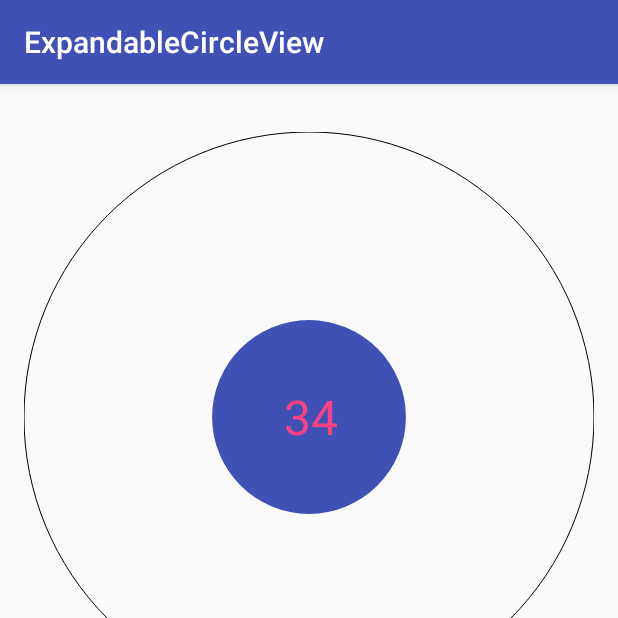
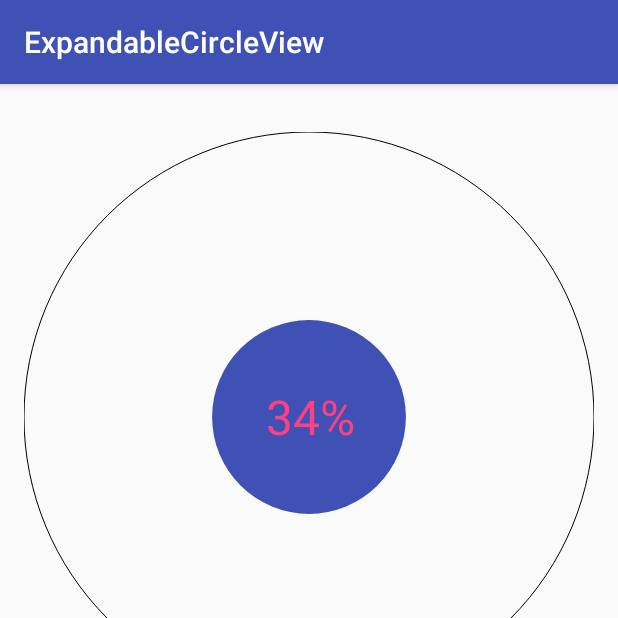
Before and after one commit to nex3z/ExpandableCircleView, an Android app: the screen it shows after launch (MainActivity), on a phone screen of 412 x 824 dp, the top half of it. Run offline under Robolectric (Android 15) with nearby library versions, the phone set to English and light mode, and no system bars.

Commit message:
Add progressTextSuffix attribute.

```diff
--- a/expandablecircleview/src/main/java/com/nex3z/expandablecircleview/ExpandableCircleView.java
+++ b/expandablecircleview/src/main/java/com/nex3z/expandablecircleview/ExpandableCircleView.java
@@ -37,6 +37,7 @@ public class ExpandableCircleView extends View {
     private boolean mShowProgressText;
     private float mProgressTextSize;
     private int mProgressTextColor;
+    private String mProgressTextSuffix;
 
     private int mMax;
     private int mProgress = 0;
@@ -82,6 +83,7 @@ public class ExpandableCircleView extends View {
                     (int)dpToPx(DEFAULT_PROGRESS_TEXT_SIZE_DP));
             mProgressTextColor = a.getColor(R.styleable.ExpandableCircleView_progressTextColor,
                     DEFAULT_PROGRESS_TEXT_COLOR);
+            mProgressTextSuffix = a.getString(R.styleable.ExpandableCircleView_progressTextSuffix);
         } finally {
             a.recycle();
         }
@@ -143,6 +145,9 @@ public class ExpandableCircleView extends View {
 
         if (mShowProgressText) {
             String progress = String.valueOf(mProgress);
+            if (mProgressTextSuffix != null) {
+                progress += mProgressTextSuffix;
+            }
             mProgressTextPaint.getTextBounds(progress, 0, progress.length(), mProgressTextRect);
             canvas.drawText(progress, cx - mProgressTextRect.width() / 2,
                     cy + mProgressTextRect.height() / 2, mProgressTextPaint);
@@ -295,6 +300,26 @@ public class ExpandableCircleView extends View {
     }
 
     /**
+     * Gets the suffix string to be appended to the progress text. Default is null which appends
+     * nothing.
+     *
+     * @return the suffix string to be appended to the progress text
+     */
+    public String getProgressTextSuffix() {
+        return mProgressTextSuffix;
+    }
+
+    /**
+     * Sets the suffix string to be appended to the progress text.
+     *
+     * @param progressTextSuffix the suffix string to be appended to the progress text
+     */
+    public void setProgressTextSuffix(String progressTextSuffix) {
+        mProgressTextSuffix = progressTextSuffix;
+        invalidate();
+    }
+
+    /**
      * Gets the color of outer circle.
      *
      * @return the color of the outer circle
@@ -314,7 +339,7 @@ public class ExpandableCircleView extends View {
     }
 
     /**
-     * Get the color of inner circle.
+     * Gets the color of inner circle.
      *
      * @return the color of the inner circle
      */
--- a/expandablecircleview/src/main/res/values/attrs.xml
+++ b/expandablecircleview/src/main/res/values/attrs.xml
@@ -10,5 +10,6 @@
         <attr name="showProgressText" format="boolean" />
         <attr name="progressTextSize" format="dimension"/>
         <attr name="progressTextColor" format="color"/>
+        <attr name="progressTextSuffix" format="string"/>
     </declare-styleable>
 </resources>
--- a/sample/src/main/res/layout/activity_main.xml
+++ b/sample/src/main/res/layout/activity_main.xml
@@ -22,7 +22,8 @@
         app:innerColor="@color/colorPrimary"
         app:showProgressText="true"
         app:progressTextColor="@color/colorAccent"
-        app:progressTextSize="32sp"/>
+        app:progressTextSize="32sp"
+        app:progressTextSuffix="%"/>
 
     <LinearLayout
         android:orientation="vertical"
```
